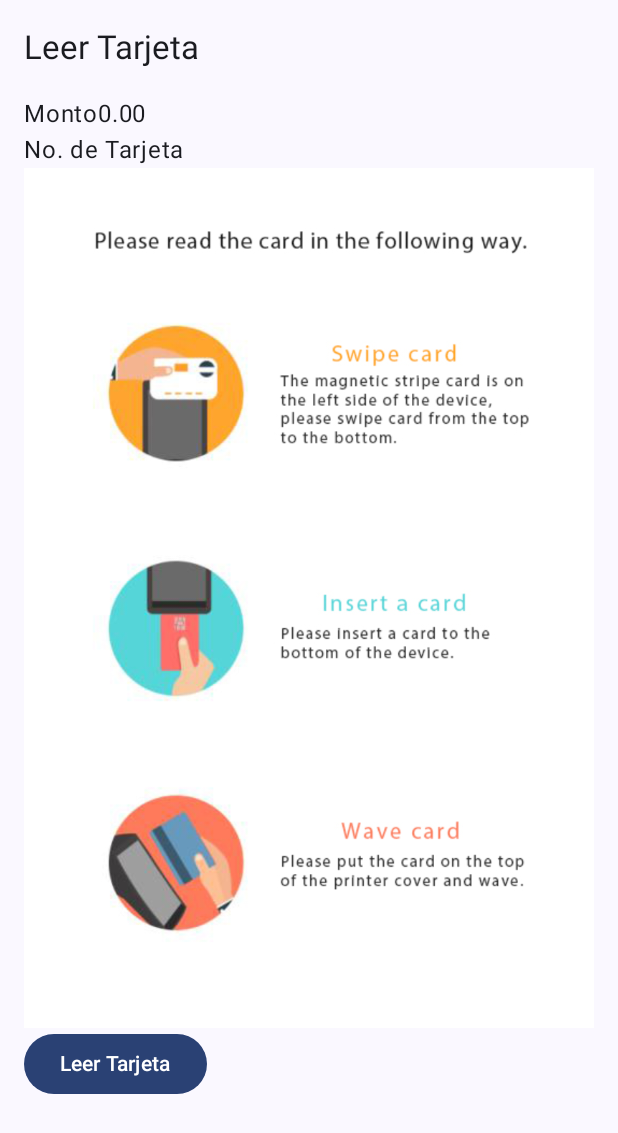
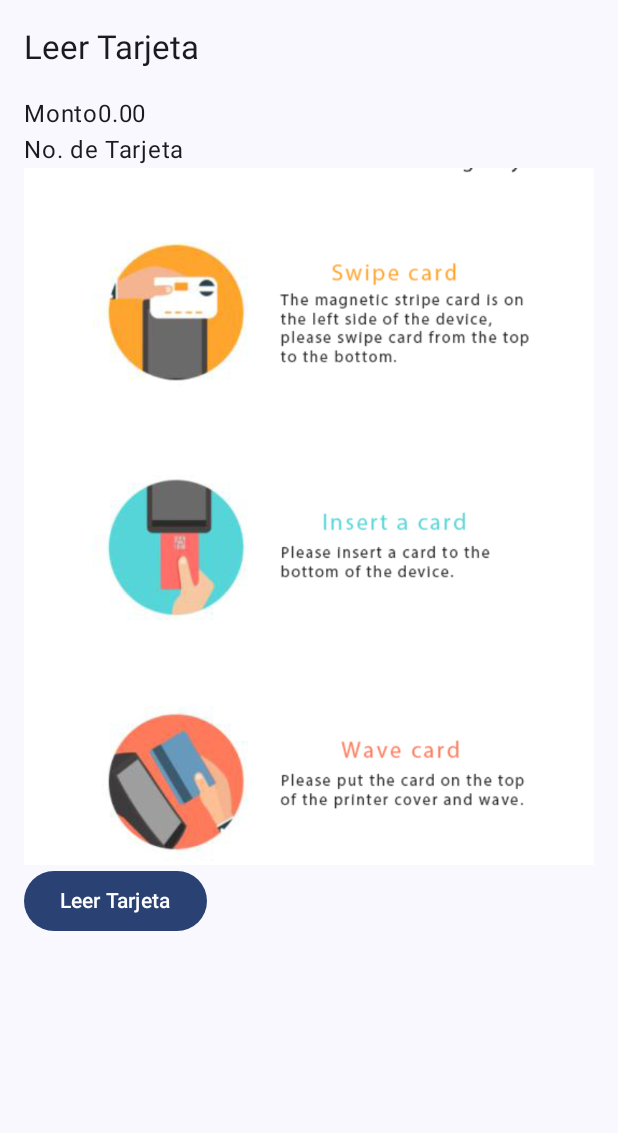
Before and after one commit to Drabatx/urovopaymentdemo, an Android app built with Jetpack Compose: the screen it shows after launch (MainActivity), on a phone screen of 412 x 824 dp. Shown: the top 1133 px of the screen. Run offline under Robolectric (Android 15) with nearby library versions, the phone set to English and light mode, and no system bars; our stand-ins replace Voyager; libraries missing offline, so code that uses them is left out: com.urovo.i9000s, com.urovo.sdk.

Commit message:
add spacer bottom

```diff
--- a/app/src/main/java/com/drabatx/urovopaymentapp/presentation/view/screens/CardScreen.kt
+++ b/app/src/main/java/com/drabatx/urovopaymentapp/presentation/view/screens/CardScreen.kt
@@ -4,6 +4,7 @@ import androidx.compose.foundation.Image
 import androidx.compose.foundation.layout.Box
 import androidx.compose.foundation.layout.Column
 import androidx.compose.foundation.layout.Row
+import androidx.compose.foundation.layout.Spacer
 import androidx.compose.foundation.layout.fillMaxWidth
 import androidx.compose.foundation.layout.padding
 import androidx.compose.material3.Button
@@ -46,7 +47,7 @@ class CardScreen : Screen {
                     Text(text = "No. de Tarjeta")
                     Text(text = noTarjeta)
                 }
-                Box {
+                Box(modifier = Modifier.weight(0.7f)) {
                     Image(
                         painter = painterResource(id = R.drawable.icon_card_9100_en),
                         contentDescription = stringResource(R.string.please_read_the_card_in_the_following_way),
@@ -59,6 +60,7 @@ class CardScreen : Screen {
                 }) {
                     Text(text = "Leer Tarjeta")
                 }
+                Spacer(modifier = Modifier.weight(0.3f))
             }
         }
     }
```
